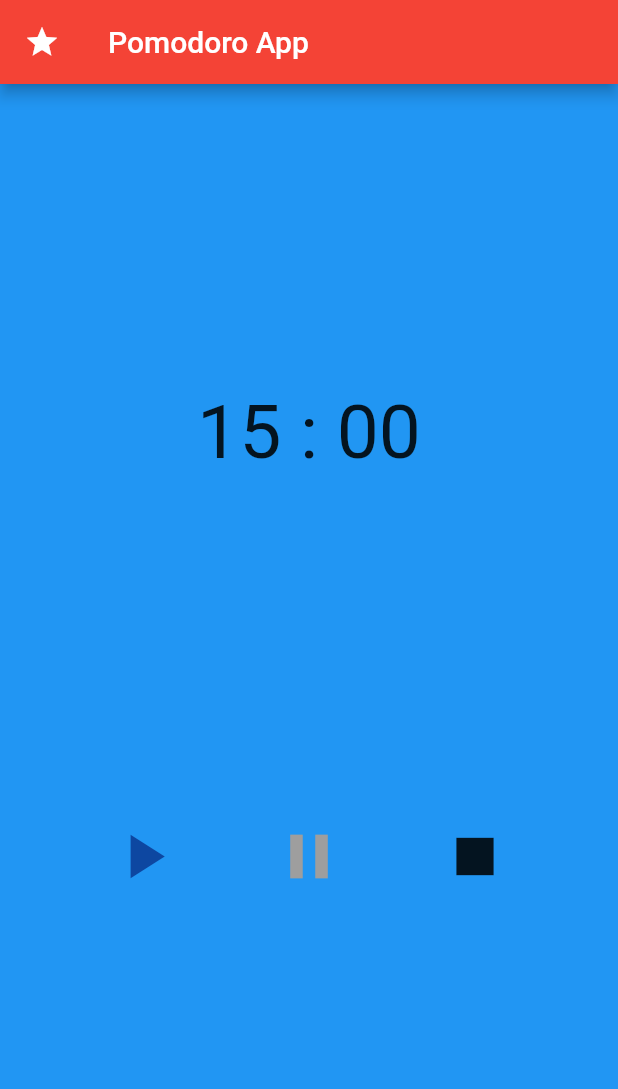
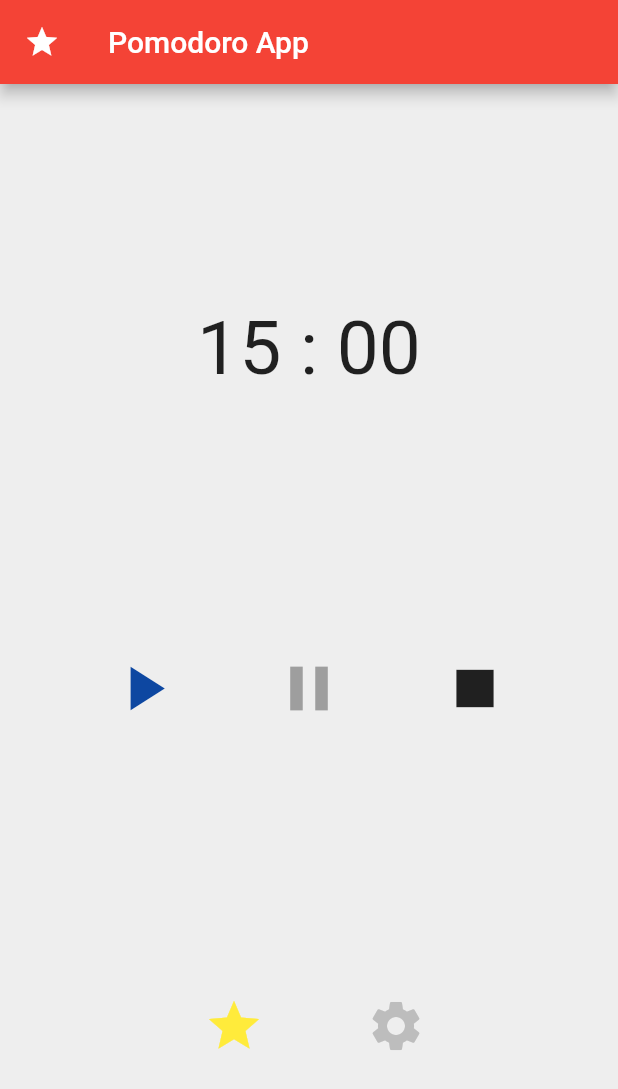
Before and after one commit to Mavioux/pomodoro_flutter, a Flutter app: the screen it shows after launch, on a phone screen of 412 x 824 dp. Shown: the top 1089 px of the screen. Run offline on Flutter 3.47's test engine with Material 2 defaults, Android fonts, the phone set to English and light mode, and no system bars.

Commit message:
Added a Row in Main Body

```diff
--- a/lib/main_body.dart
+++ b/lib/main_body.dart
@@ -1,6 +1,8 @@
 import 'package:flutter/material.dart';
+import 'package:pomodoro/settings.dart';
 
 import './clock.dart';
+import './settings.dart';
 
 enum Status { play, pause, stop }
 
@@ -14,13 +16,16 @@ class _MainBodyState extends State<MainBody> {
   Widget build(BuildContext context) {
     return Container(
       width: double.infinity,
-      color: Colors.blue,
+      color: Colors.grey[200],
       child: Column(
-        mainAxisAlignment: MainAxisAlignment.center,
+        mainAxisAlignment: MainAxisAlignment.spaceEvenly,
         children: [
           Clock(
             minutes: 15,
             seconds: 0,
+          ),
+          Container(
+            child: Settings(),
           ),
         ],
       ),
--- /dev/null
+++ b/lib/settings.dart
@@ -0,0 +1,44 @@
+import 'package:flutter/material.dart';
+
+import './buttons.dart';
+
+class Settings extends StatefulWidget {
+  @override
+  _SettingsState createState() => _SettingsState();
+}
+
+class _SettingsState extends State<Settings> {
+  @override
+  Widget build(BuildContext context) {
+    return Container(
+      // width: double.infinity,
+      margin: EdgeInsets.only(bottom: 120, left: 50, right: 50),
+      // color: Colors.yellow,
+      child: Row(
+        mainAxisAlignment: MainAxisAlignment.center,
+        children: [
+          Container(
+            margin: EdgeInsets.only(left: 30, right: 30),
+            child: IconButton(
+                icon: Icon(
+                  Icons.star,
+                  size: 40,
+                  color: Colors.yellow,
+                ),
+                onPressed: null),
+          ),
+          Container(
+            margin: EdgeInsets.only(left: 30, right: 30),
+            child: IconButton(
+                icon: Icon(
+                  Icons.settings,
+                  size: 40,
+                  color: Colors.grey[400],
+                ),
+                onPressed: null),
+          ),
+        ],
+      ),
+    );
+  }
+}
```
